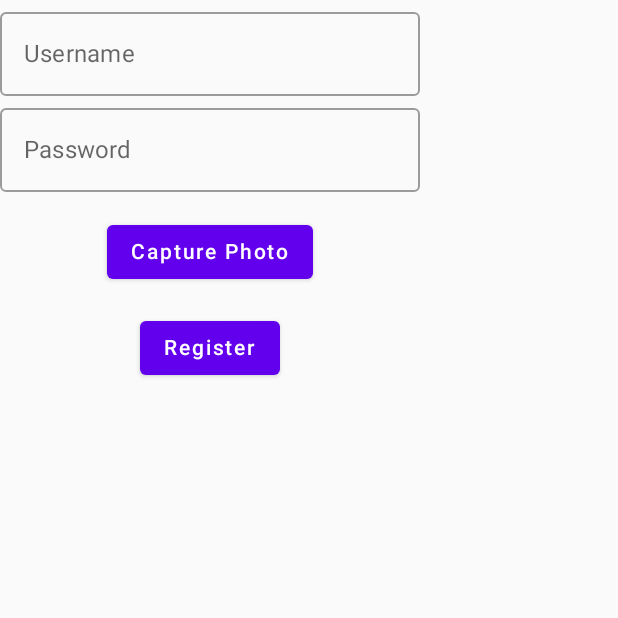
After one commit to DevJLALW/MobileApplications, an Android app built with Jetpack Compose: the RegisterScreen screen opened through its navigation route, on a phone screen of 412 x 824 dp, the top half of it. The commit adds this screen. Run offline under Robolectric (Android 15) with nearby library versions, the phone set to English and light mode, and no system bars; our stand-ins replace Room's generated code; 4 statements that could not run were skipped.

Commit message:
Added functionality to register user with Camera feature

```diff
--- a/FoodDeliveryApp/composeApp/src/androidMain/AndroidManifest.xml
+++ b/FoodDeliveryApp/composeApp/src/androidMain/AndroidManifest.xml
@@ -1,5 +1,9 @@
 <?xml version="1.0" encoding="utf-8"?>
 <manifest xmlns:android="http://schemas.android.com/apk/res/android">
+
+    <uses-feature android:name="android.hardware.camera" android:required="false"/>
+    <uses-permission android:name="android.permission.CAMERA" />
+    <uses-permission android:name="android.permission.WRITE_EXTERNAL_STORAGE" />
 
     <application
         android:allowBackup="true"
--- a/FoodDeliveryApp/composeApp/src/androidMain/kotlin/database/Users.kt
+++ b/FoodDeliveryApp/composeApp/src/androidMain/kotlin/database/Users.kt
@@ -7,5 +7,6 @@ import androidx.room.PrimaryKey
 data class Users(
     @PrimaryKey(autoGenerate = true) val userid: Int =0,
     val username: String,
-    val password: String
+    val password: String,
+    val photoUri: String? = null
 )
--- a/FoodDeliveryApp/composeApp/src/androidMain/kotlin/database/UsersDatabase.kt
+++ b/FoodDeliveryApp/composeApp/src/androidMain/kotlin/database/UsersDatabase.kt
@@ -6,7 +6,7 @@ import androidx.room.RoomDatabase
 
 @Database(
     entities = [Users::class],
-    version = 1
+    version = 2
 )
 
 abstract class UsersDatabase: RoomDatabase() {
--- a/FoodDeliveryApp/composeApp/src/androidMain/kotlin/database/getUsersDatabase.kt
+++ b/FoodDeliveryApp/composeApp/src/androidMain/kotlin/database/getUsersDatabase.kt
@@ -11,6 +11,6 @@ fun getUsersDatabase(context: Context?): UsersDatabase {
     val dbFile = context.getDatabasePath("users.db")
     Log.d("DatabasePath", "Database file path: ${dbFile.absolutePath}")
     return Room.databaseBuilder<UsersDatabase>(context = context.applicationContext,UsersDatabase::class.java,name=dbFile.absolutePath)
-        // .setDriver(BundledSQLiteDriver())
+        .addMigrations(MIGRATION_1_2)
         .build()
 }
--- a/FoodDeliveryApp/composeApp/src/androidMain/kotlin/org/srh/fda/MainActivity.kt
+++ b/FoodDeliveryApp/composeApp/src/androidMain/kotlin/org/srh/fda/MainActivity.kt
@@ -7,7 +7,8 @@ import androidx.compose.runtime.Composable
 import androidx.compose.ui.tooling.preview.Preview
 import database.Users
 import database.UsersViewModel
-import org.srh.fda.view.LoginScreen
+import org.srh.fda.navigate.AppNavigation
+
 
 class MainActivity : ComponentActivity() {
     override fun onCreate(savedInstanceState: Bundle?) {
@@ -15,7 +16,8 @@ class MainActivity : ComponentActivity() {
 
         val viewModel = UsersViewModel(this)
         setContent {
-            LoginScreen(viewModel = viewModel)
+            AppNavigation(viewModel = viewModel)
+
         }
     }
 }
--- /dev/null
+++ b/FoodDeliveryApp/composeApp/src/androidMain/kotlin/org/srh/fda/navigate/AppNavigation.kt
@@ -0,0 +1,31 @@
+package org.srh.fda.navigate
+
+import androidx.compose.runtime.Composable
+
+import androidx.navigation.compose.NavHost
+import androidx.navigation.compose.composable
+import androidx.navigation.compose.rememberNavController
+import database.UsersViewModel
+import org.srh.fda.view.LoginScreen
+import org.srh.fda.view.MainScreen
+import org.srh.fda.view.RegisterScreen
+
+@Composable
+fun AppNavigation(viewModel: UsersViewModel) {
+    val navController = rememberNavController()
+
+    NavHost(navController = navController, startDestination = "main") {
+        composable("main") {
+            MainScreen(navController = navController)
+        }
+        composable("login") {
+            LoginScreen(viewModel = viewModel)
+        }
+        composable("register") {
+            RegisterScreen(
+                viewModel = viewModel,
+                onRegisterComplete = { navController.popBackStack() }
+            )
+        }
+    }
+}
--- /dev/null
+++ b/FoodDeliveryApp/composeApp/src/androidMain/kotlin/org/srh/fda/view/MainScreen.kt
@@ -0,0 +1,46 @@
+package org.srh.fda.view
+
+import androidx.compose.foundation.layout.Column
+import androidx.compose.foundation.layout.fillMaxSize
+import androidx.compose.foundation.layout.padding
+import androidx.compose.material.Button
+import androidx.compose.material.MaterialTheme
+import androidx.compose.material.Text
+import androidx.compose.runtime.Composable
+import androidx.compose.ui.Alignment
+import androidx.compose.ui.Modifier
+import androidx.compose.ui.tooling.preview.Preview
+import androidx.compose.ui.unit.dp
+import androidx.navigation.NavController
+import androidx.navigation.compose.rememberNavController
+
+@Composable
+fun MainScreen(navController: NavController) {
+    MaterialTheme {
+        Column(
+            modifier = Modifier.fillMaxSize(),
+            horizontalAlignment = Alignment.CenterHorizontally
+        ) {
+            Button(
+                modifier = Modifier.padding(16.dp),
+                onClick = { navController.navigate("login") }
+            ) {
+                Text("Login")
+            }
+
+            Button(
+                modifier = Modifier.padding(16.dp),
+                onClick = { navController.navigate("register") }
+            ) {
+                Text("Register")
+            }
+        }
+    }
+}
+
+@Preview
+@Composable
+fun mainScreenPreview() {
+    val navController = rememberNavController()
+    MainScreen(navController = navController)
+}
--- /dev/null
+++ b/FoodDeliveryApp/composeApp/src/androidMain/kotlin/org/srh/fda/view/RegisterScreen.kt
@@ -0,0 +1,132 @@
+package org.srh.fda.view
+
+import android.Manifest
+import android.content.pm.PackageManager
+import android.net.Uri
+import androidx.activity.compose.rememberLauncherForActivityResult
+import androidx.activity.result.contract.ActivityResultContracts
+import androidx.compose.foundation.layout.Column
+import androidx.compose.foundation.layout.Spacer
+import androidx.compose.foundation.layout.height
+
+import androidx.compose.material.Button
+import androidx.compose.material.MaterialTheme
+import androidx.compose.material.OutlinedTextField
+import androidx.compose.material.Text
+import androidx.compose.runtime.Composable
+import androidx.compose.runtime.getValue
+import androidx.compose.runtime.mutableStateOf
+import androidx.compose.runtime.remember
+import androidx.compose.runtime.setValue
+import androidx.compose.ui.Alignment
+import androidx.compose.ui.Modifier
+import androidx.compose.foundation.Image
+import androidx.compose.foundation.layout.*
+import androidx.compose.runtime.collectAsState
+import androidx.compose.ui.layout.ContentScale
+import androidx.compose.ui.platform.LocalContext
+import androidx.compose.ui.text.input.PasswordVisualTransformation
+import androidx.compose.ui.unit.dp
+import androidx.core.content.ContextCompat
+import coil3.compose.rememberAsyncImagePainter
+import database.UsersViewModel
+
+
+
+
+@Composable
+fun RegisterScreen(viewModel: UsersViewModel, onRegisterComplete: () -> Unit) {
+    var username by remember { mutableStateOf("") }
+    var password by remember { mutableStateOf("") }
+    var message by remember { mutableStateOf("") }
+    var photoUri by remember {mutableStateOf<Uri?>(null)}
+
+    val context = LocalContext.current
+    val photoBitmap by viewModel.photoBitmap.collectAsState()
+
+
+    // Camera launcher
+    val cameraLauncher = rememberLauncherForActivityResult(ActivityResultContracts.TakePicturePreview()) { bitmap ->
+        bitmap?.let {
+            viewModel.savePhoto(it)
+
+            photoUri = null
+        }
+    }
+    // Permission launcher
+    val permissionLauncher = rememberLauncherForActivityResult(ActivityResultContracts.RequestPermission()) { isGranted ->
+        if (isGranted) {
+            cameraLauncher.launch(null)
+        }
+    }
+
+
+
+    MaterialTheme {
+        Column(
+            horizontalAlignment = Alignment.CenterHorizontally
+        ) {
+            OutlinedTextField(
+                value = username,
+                onValueChange = { username = it },
+                label = { Text("Username") }
+            )
+
+            OutlinedTextField(
+                value = password,
+                onValueChange = { password = it },
+                label = { Text("Password") },
+                visualTransformation = PasswordVisualTransformation()
+            )
+
+            Spacer(modifier = Modifier.height(16.dp))
+
+
+            Button(onClick = {
+                when {
+                    ContextCompat.checkSelfPermission(context, Manifest.permission.CAMERA) == PackageManager.PERMISSION_GRANTED -> {
+                        cameraLauncher.launch(null)
+                    }
+                    else -> {
+                        permissionLauncher.launch(Manifest.permission.CAMERA)
+                    }
+                }
+            }) {
+                Text("Capture Photo")
+            }
+
+
+            Spacer(modifier = Modifier.height(16.dp))
+
+            photoUri?.let { uri ->
+                Image(
+                    painter = rememberAsyncImagePainter(uri),
+                    contentDescription = "Captured Photo",
+                    modifier = Modifier.size(200.dp),
+                    contentScale = ContentScale.Crop
+                )
+            }
+
+            Button(onClick = {
+                if (username.isNotEmpty() && password.isNotEmpty()) {
+                    viewModel.registerUser(username, password, photoBitmap) { success ->
+                        if (success) {
+                            message = "User Registered Successfully"
+                            onRegisterComplete()
+                        } else {
+                            message = "Registration Failed"
+                        }
+                    }
+                } else {
+                    message = "Please fill all fields"
+                }
+            }) {
+                Text("Register")
+            }
+
+            if (message.isNotEmpty()) {
+                Text(text = message)
+            }
+        }
+    }
+}
```
Also changed, not shown: FoodDeliveryApp/composeApp/build.gradle.kts (+11 -1 lines), FoodDeliveryApp/composeApp/src/androidMain/kotlin/database/MigrateDB.kt (added, +11 -0 lines), FoodDeliveryApp/composeApp/src/androidMain/kotlin/database/UsersViewModel.kt (+63 -2 lines), FoodDeliveryApp/composeApp/src/androidMain/kotlin/org/srh/fda/App.kt (+11 -3 lines), FoodDeliveryApp/composeApp/src/androidMain/kotlin/org/srh/fda/view/LoginScreen.kt (+20 -0 lines), FoodDeliveryApp/gradle/libs.versions.toml (+12 -0 lines).
